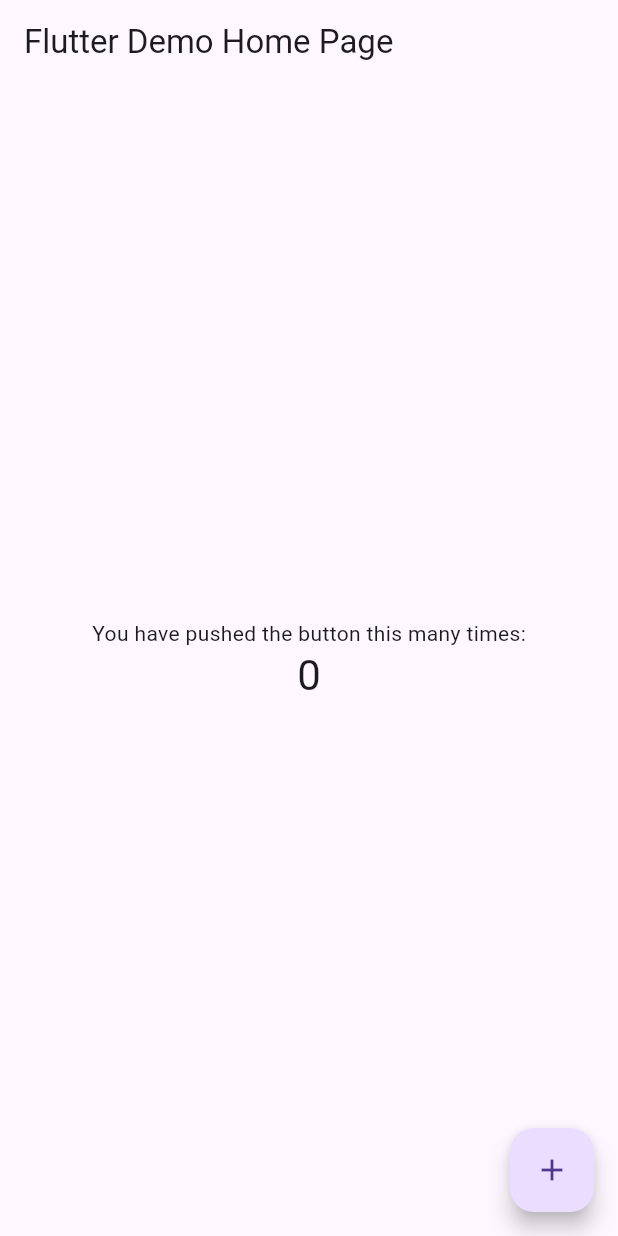
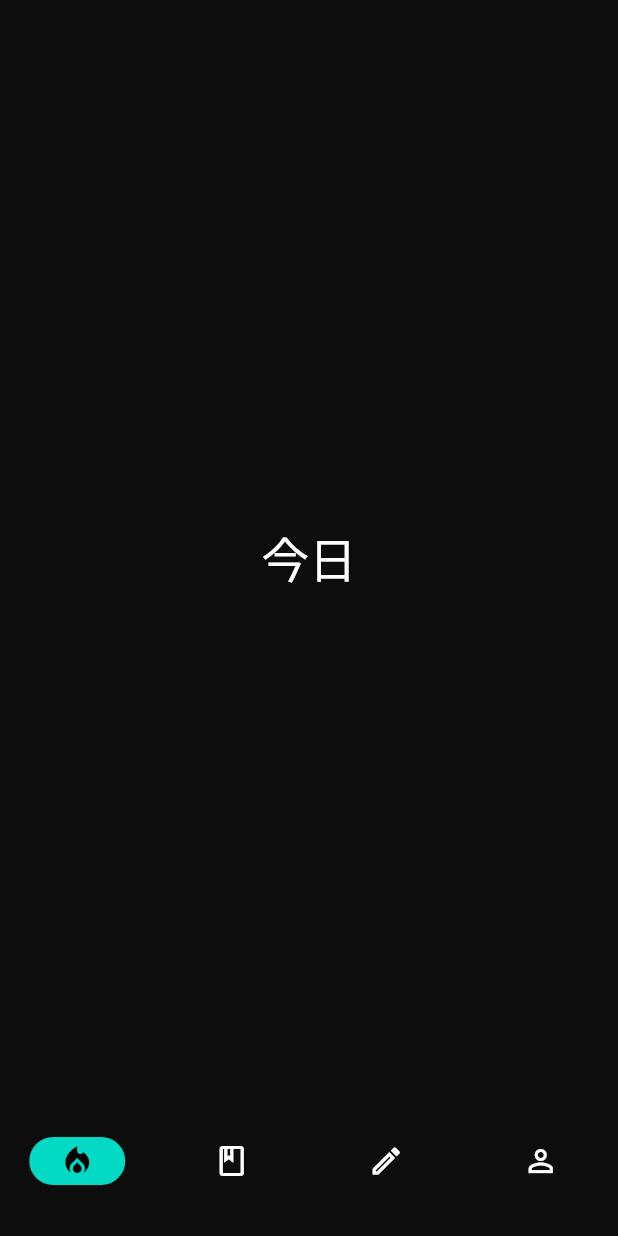
Before and after one commit to ramakrishnamamidi/ZenLingo, a Flutter app: the screen it shows after launch, on a phone screen of 412 x 824 dp. Run offline on Flutter 3.47's test engine with Material 3 defaults, Android fonts, the light colour scheme and no system bars; our stand-ins replace drift, flutter_riverpod; accounts and stored records are empty; generated files the repository leaves out were written again; Roboto replaces fonts that are missing (NotoSansJP).

Commit message:
feat: ProviderScope root, ZenApp with dark theme, nav shell scaffold

```diff
--- a/zenlingo/lib/core/theme/zen_theme.dart
+++ b/zenlingo/lib/core/theme/zen_theme.dart
@@ -26,7 +26,7 @@
       bodyMedium: TextStyle(fontSize: 16, height: 1.6),
       labelSmall: TextStyle(fontSize: 11, letterSpacing: 1.2, color: Color(0xFF8A8A8A)),
     ),
-    cardTheme: const CardTheme(
+    cardTheme: const CardThemeData(
       color: bgSurface,
       elevation: 0,
       shape: RoundedRectangleBorder(borderRadius: BorderRadius.all(Radius.circular(12))),
--- a/zenlingo/lib/main.dart
+++ b/zenlingo/lib/main.dart
@@ -1,115 +1,71 @@
 import 'package:flutter/material.dart';
+import 'package:flutter_riverpod/flutter_riverpod.dart';
+
+import 'core/theme/zen_theme.dart';
 
 void main() {
-  runApp(const MyApp());
+  WidgetsFlutterBinding.ensureInitialized();
+  runApp(const ProviderScope(child: ZenApp()));
 }
 
-class MyApp extends StatelessWidget {
-  const MyApp({super.key});
+class ZenApp extends StatelessWidget {
+  const ZenApp({super.key});
 
-  // This widget is the root of your application.
   @override
   Widget build(BuildContext context) {
     return MaterialApp(
-      title: 'Flutter Demo',
-      theme: ThemeData(
-        // This is the theme of your application.
-        //
-        // Try running your application with "flutter run". You'll see the
-        // application has a blue toolbar. Then, without quitting the app, try
-        // changing the primarySwatch below to Colors.green and then invoke
-        // "hot reload" (press "r" in the console where you ran "flutter run",
-        // or simply save your changes to "hot reload" in a Flutter IDE).
-        // Notice that the counter didn't reset back to zero; the application
-        // is not restarted.
-        primarySwatch: Colors.blue,
-      ),
-      home: const MyHomePage(title: 'Flutter Demo Home Page'),
+      title: 'ZenLingo',
+      debugShowCheckedModeBanner: false,
+      theme: ZenTheme.dark,
+      home: const _NavShell(),
     );
   }
 }
 
-class MyHomePage extends StatefulWidget {
-  const MyHomePage({super.key, required this.title});
-
-  // This widget is the home page of your application. It is stateful, meaning
-  // that it has a State object (defined below) that contains fields that affect
-  // how it looks.
-
-  // This class is the configuration for the state. It holds the values (in this
-  // case the title) provided by the parent (in this case the App widget) and
-  // used by the build method of the State. Fields in a Widget subclass are
-  // always marked "final".
-
-  final String title;
+class _NavShell extends StatefulWidget {
+  const _NavShell();
 
   @override
-  State<MyHomePage> createState() => _MyHomePageState();
+  State<_NavShell> createState() => _NavShellState();
 }
 
-class _MyHomePageState extends State<MyHomePage> {
-  int _counter = 0;
+class _NavShellState extends State<_NavShell> {
+  int _index = 0;
 
-  void _incrementCounter() {
-    setState(() {
-      // This call to setState tells the Flutter framework that something has
-      // changed in this State, which causes it to rerun the build method below
-      // so that the display can reflect the updated values. If we changed
-      // _counter without calling setState(), then the build method would not be
-      // called again, and so nothing would appear to happen.
-      _counter++;
-    });
-  }
+  static const List<Widget> _pages = [
+    _PlaceholderPage(label: '今日'),
+    _PlaceholderPage(label: '辞書'),
+    _PlaceholderPage(label: '練習'),
+    _PlaceholderPage(label: '私'),
+  ];
 
   @override
   Widget build(BuildContext context) {
-    // This method is rerun every time setState is called, for instance as done
-    // by the _incrementCounter method above.
-    //
-    // The Flutter framework has been optimized to make rerunning build methods
-    // fast, so that you can just rebuild anything that needs updating rather
-    // than having to individually change instances of widgets.
     return Scaffold(
-      appBar: AppBar(
-        // Here we take the value from the MyHomePage object that was created by
-        // the App.build method, and use it to set our appbar title.
-        title: Text(widget.title),
+      body: _pages[_index],
+      bottomNavigationBar: NavigationBar(
+        selectedIndex: _index,
+        onDestinationSelected: (i) => setState(() => _index = i),
+        backgroundColor: ZenTheme.bgBlack,
+        destinations: const [
+          NavigationDestination(icon: Icon(Icons.local_fire_department), label: ''),
+          NavigationDestination(icon: Icon(Icons.book_outlined), label: ''),
+          NavigationDestination(icon: Icon(Icons.edit_outlined), label: ''),
+          NavigationDestination(icon: Icon(Icons.person_outline), label: ''),
+        ],
       ),
-      body: Center(
-        // Center is a layout widget. It takes a single child and positions it
-        // in the middle of the parent.
-        child: Column(
-          // Column is also a layout widget. It takes a list of children and
-          // arranges them vertically. By default, it sizes itself to fit its
-          // children horizontally, and tries to be as tall as its parent.
-          //
-          // Invoke "debug painting" (press "p" in the console, choose the
-          // "Toggle Debug Paint" action from the Flutter Inspector in Android
-          // Studio, or the "Toggle Debug Paint" command in Visual Studio Code)
-          // to see the wireframe for each widget.
-          //
-          // Column has various properties to control how it sizes itself and
-          // how it positions its children. Here we use mainAxisAlignment to
-          // center the children vertically; the main axis here is the vertical
-          // axis because Columns are vertical (the cross axis would be
-          // horizontal).
-          mainAxisAlignment: MainAxisAlignment.center,
-          children: <Widget>[
-            const Text(
-              'You have pushed the button this many times:',
-            ),
-            Text(
-              '$_counter',
-              style: Theme.of(context).textTheme.headlineMedium,
-            ),
-          ],
-        ),
-      ),
-      floatingActionButton: FloatingActionButton(
-        onPressed: _incrementCounter,
-        tooltip: 'Increment',
-        child: const Icon(Icons.add),
-      ), // This trailing comma makes auto-formatting nicer for build methods.
     );
   }
 }
+
+class _PlaceholderPage extends StatelessWidget {
+  const _PlaceholderPage({required this.label});
+  final String label;
+
+  @override
+  Widget build(BuildContext context) {
+    return Center(
+      child: Text(label, style: Theme.of(context).textTheme.displayLarge),
+    );
+  }
+}
```
Also changed, not shown: 1 other file.
